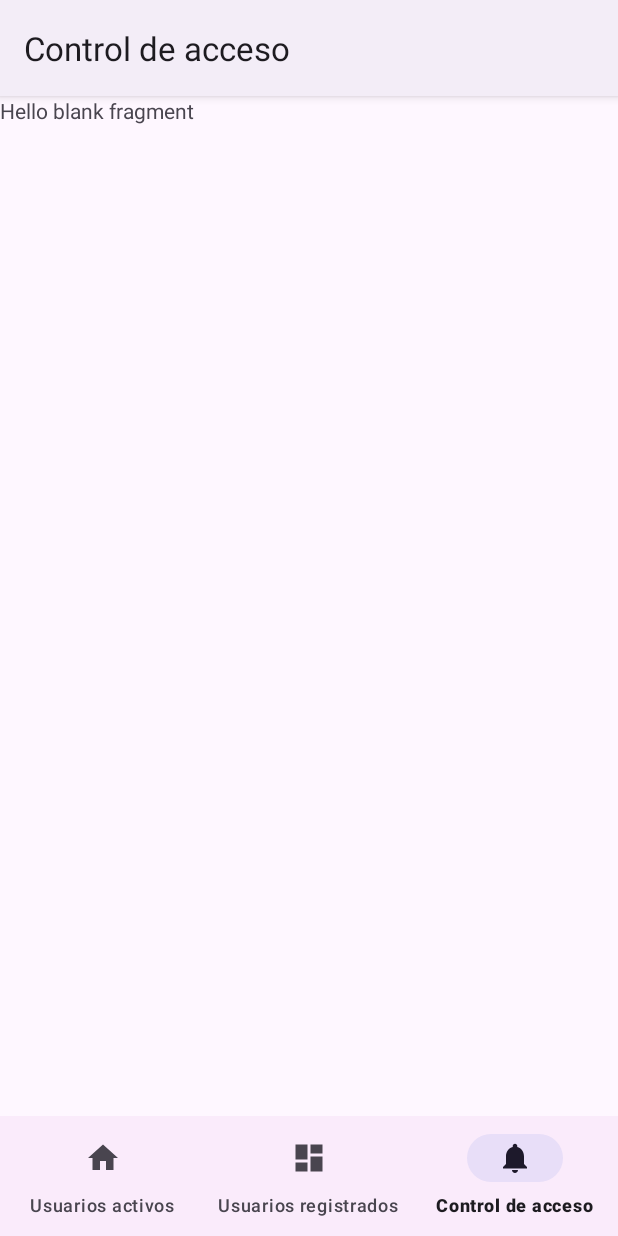
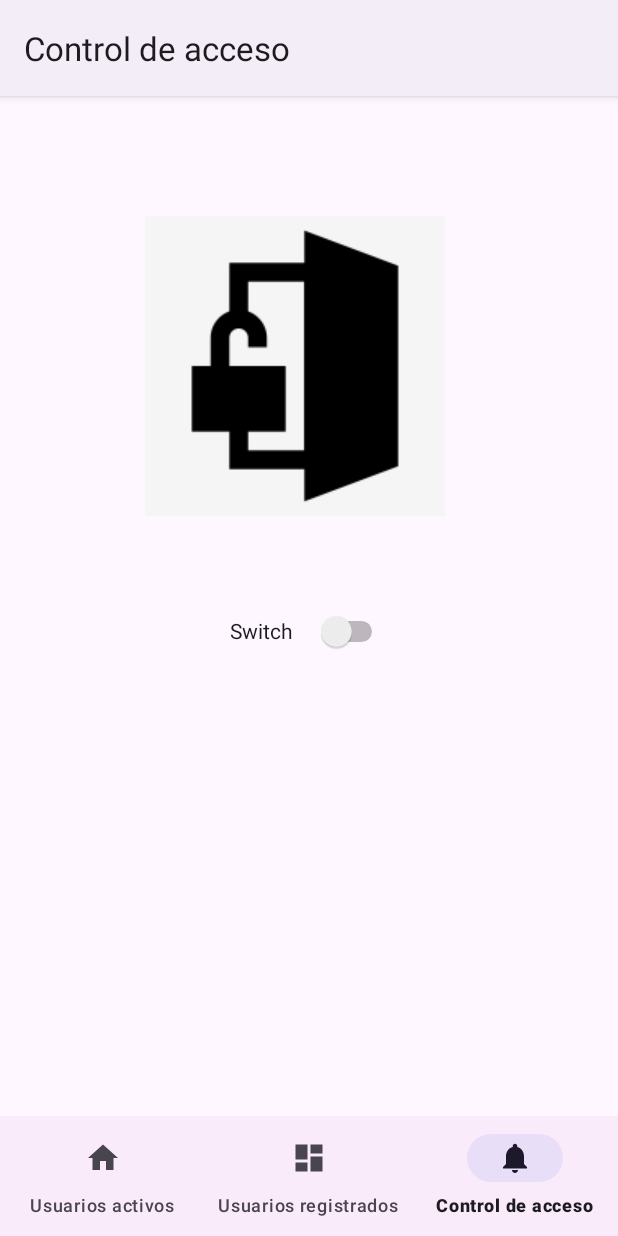
Before and after one commit to DiegoVR17/rfidIntegratedSystem, an Android app: the AddUserFragment screen opened through its navigation route, item 3 of the bottom bar chosen, on a phone screen of 412 x 824 dp. Run offline under Robolectric (Android 15) with nearby library versions, the phone set to English and light mode, and no system bars; our stand-ins replace Firebase (no records; nobody signed in at launch, a user with empty details on screens opened directly), Picasso, navigation-ui; 1 statement that could not run was skipped.

Commit message:
Commit with ActiveUser and RegisteredUser and Door Control...

```diff
--- /dev/null
+++ b/app/src/main/java/com/example/rfid_integrated_system_app/data/UserActiveRepository.kt
@@ -0,0 +1,32 @@
+package com.example.rfid_integrated_system_app.data
+
+import android.util.Log
+import com.google.firebase.FirebaseException
+import com.google.firebase.FirebaseNetworkException
+import com.google.firebase.firestore.FirebaseFirestoreException
+import com.google.firebase.firestore.QuerySnapshot
+import com.google.firebase.firestore.ktx.firestore
+import com.google.firebase.ktx.Firebase
+import kotlinx.coroutines.tasks.await
+
+class UserActiveRepository {
+
+    private var db = Firebase.firestore
+
+    suspend fun loadActiveUsers() : ResourceRemote<QuerySnapshot?> {
+        return try {
+            val result = db.collection("id_reader").get().await()
+            ResourceRemote.Success(data = result)
+        } catch (e: FirebaseFirestoreException){
+            Log.e("FirebaseAuthException",e.localizedMessage)
+            ResourceRemote.Error(message = e.localizedMessage)
+        } catch (e: FirebaseNetworkException){
+            Log.e("FirebaseNetworkException",e.localizedMessage)
+            ResourceRemote.Error(message = e.localizedMessage)
+        }
+        catch (e: FirebaseException){
+            Log.e("FirebaseException",e.localizedMessage)
+            ResourceRemote.Error(message = e.localizedMessage)
+        }
+    }
+}
--- a/app/src/main/java/com/example/rfid_integrated_system_app/data/UserAddRepository.kt
+++ b/app/src/main/java/com/example/rfid_integrated_system_app/data/UserAddRepository.kt
@@ -68,4 +68,20 @@ class UserAddRepository {
         }
     }
 
+    suspend fun loadReadID() : ResourceRemote<QuerySnapshot?> {
+        return try {
+            val result = db.collection("id_reader").get().await()
+            ResourceRemote.Success(data = result)
+        } catch (e: FirebaseFirestoreException){
+            Log.e("FirebaseAuthException",e.localizedMessage)
+            ResourceRemote.Error(message = e.localizedMessage)
+        } catch (e: FirebaseNetworkException){
+            Log.e("FirebaseNetworkException",e.localizedMessage)
+            ResourceRemote.Error(message = e.localizedMessage)
+        }
+        catch (e: FirebaseException){
+            Log.e("FirebaseException",e.localizedMessage)
+            ResourceRemote.Error(message = e.localizedMessage)
+        }
+    }
 }
--- /dev/null
+++ b/app/src/main/java/com/example/rfid_integrated_system_app/ui/active_user/ActiveUserAdapter.kt
@@ -0,0 +1,62 @@
+package com.example.rfid_integrated_system_app.ui.active_user
+
+import android.view.LayoutInflater
+import android.view.View
+import android.view.ViewGroup
+import androidx.recyclerview.widget.RecyclerView
+import com.example.rfid_integrated_system_app.R
+import com.example.rfid_integrated_system_app.data.model.UserActive
+import com.example.rfid_integrated_system_app.databinding.CardViewActiveUserBinding
+import com.squareup.picasso.Picasso
+
+class ActiveUserAdapter (
+
+    private val userActiveList: MutableList<UserActive?>,
+    private var onItemClicked: (UserActive?) -> Unit,
+    private var onItemLongClicked: (UserActive?) -> Unit,
+    ) : RecyclerView.Adapter<ActiveUserAdapter.ActiveUserViewHolder> (){
+        override fun onCreateViewHolder(
+            parent: ViewGroup,
+            viewType: Int
+        ): ActiveUserViewHolder {
+            val view = LayoutInflater.from(parent.context).inflate(R.layout.card_view_active_user,parent,false)
+            return ActiveUserViewHolder(view)
+        }
+
+        override fun onBindViewHolder(holder: ActiveUserViewHolder, position: Int) {
+            val userActive = userActiveList[position]
+            holder.bind(userActive)
+            holder.itemView.setOnClickListener {
+                onItemClicked(userActive)
+            }
+            holder.itemView.setOnLongClickListener {
+                onItemLongClicked(userActive)
+                true
+            }
+        }
+
+        override fun getItemCount(): Int = userActiveList.size
+
+        fun appendItems(newList: MutableList<UserActive?>){
+            userActiveList.clear()
+            userActiveList.addAll(newList)
+            notifyDataSetChanged()
+        }
+
+        class ActiveUserViewHolder(itemView: View) : RecyclerView.ViewHolder(itemView){
+            private val binding = CardViewActiveUserBinding.bind(itemView)
+
+            fun bind(userActive: UserActive?){
+                with(binding){
+                    textViewIDUser.text = userActive?.id
+                    textViewDate.text = userActive?.date
+                    if (userActive?.photo == null){
+                        ImageViewPhotoUser.setImageResource(R.drawable.user_registered_icon)
+                    }else{
+                        Picasso.get().load(userActive.photo).into(ImageViewPhotoUser)
+                    }
+
+                }
+            }
+        }
+}
--- a/app/src/main/java/com/example/rfid_integrated_system_app/ui/active_user/ActiveUserFragment.kt
+++ b/app/src/main/java/com/example/rfid_integrated_system_app/ui/active_user/ActiveUserFragment.kt
@@ -5,18 +5,67 @@ import androidx.fragment.app.Fragment
 import android.view.LayoutInflater
 import android.view.View
 import android.view.ViewGroup
-import com.example.rfid_integrated_system_app.R
+import androidx.constraintlayout.widget.ConstraintLayout
+import androidx.lifecycle.ViewModelProvider
+import androidx.recyclerview.widget.LinearLayoutManager
+import com.example.rfid_integrated_system_app.data.model.UserActive
+import com.example.rfid_integrated_system_app.databinding.FragmentActiveUserBinding
+import com.google.android.material.snackbar.Snackbar
 
 
 class ActiveUserFragment : Fragment() {
+
+
+    private lateinit var activeUserBinding: FragmentActiveUserBinding
+    private lateinit var activeUserViewModel: ActiveUserViewModel
+    private lateinit var userActiveAdapter: ActiveUserAdapter
+    private var userActiveList = mutableListOf<UserActive?>()
 
 
     override fun onCreateView(
         inflater: LayoutInflater, container: ViewGroup?,
         savedInstanceState: Bundle?
     ): View? {
-        // Inflate the layout for this fragment
-        return inflater.inflate(R.layout.fragment_active_user, container, false)
+
+        activeUserViewModel = ViewModelProvider(this)[ActiveUserViewModel::class.java]
+        activeUserBinding = FragmentActiveUserBinding.inflate(inflater, container, false)
+
+        activeUserViewModel.loadActiveUsers()
+
+        activeUserViewModel.errorMsg.observe(viewLifecycleOwner){msg ->
+            error_msg(msg,activeUserBinding.root)
+        }
+
+
+        activeUserViewModel.userActiveList.observe(viewLifecycleOwner){userActiveList ->
+
+            userActiveAdapter.appendItems(userActiveList)
+
+        }
+
+        userActiveAdapter = ActiveUserAdapter(userActiveList, onItemClicked = { onActiveUserItemClicked(it)},
+            onItemLongClicked = { onActiveUserLongItemClicked(it)})
+
+        activeUserBinding.RecyclerViewUserActive.apply {
+            layoutManager = LinearLayoutManager(this@ActiveUserFragment.requireContext())
+            adapter = userActiveAdapter
+            setHasFixedSize(false)
+        }
+        return  activeUserBinding.root
+
     }
 
+    private fun onActiveUserLongItemClicked(userRegistered: UserActive?) {
+        //activeUserViewModel.delete(userRegistered)
+    }
+
+    private fun onActiveUserItemClicked(userRegistered: com.example.rfid_integrated_system_app.data.model.UserActive ?) {
+
+    }
+
+    private fun error_msg(errorMsg: String?, view: ConstraintLayout) {
+        Snackbar.make(view, errorMsg.toString(), Snackbar.LENGTH_INDEFINITE)
+            .setAction("Continuar"){}
+            .show()
+    }
 }
--- /dev/null
+++ b/app/src/main/java/com/example/rfid_integrated_system_app/ui/active_user/ActiveUserViewModel.kt
@@ -0,0 +1,51 @@
+package com.example.rfid_integrated_system_app.ui.active_user
+
+import androidx.lifecycle.LiveData
+import androidx.lifecycle.MutableLiveData
+import androidx.lifecycle.ViewModel
+import androidx.lifecycle.viewModelScope
+import com.example.rfid_integrated_system_app.data.ResourceRemote
+import com.example.rfid_integrated_system_app.data.UserActiveRepository
+import com.example.rfid_integrated_system_app.data.model.UserActive
+import com.google.firebase.firestore.ktx.toObject
+import kotlinx.coroutines.launch
+
+class ActiveUserViewModel: ViewModel()  {
+
+    val userActiveRepository = UserActiveRepository()
+    private var userActiveListLocal = mutableListOf<UserActive?>()
+
+    val _errorMsg: MutableLiveData<String?> = MutableLiveData()
+    val errorMsg: LiveData<String?> = _errorMsg
+
+    private val _userActiveList: MutableLiveData<MutableList<UserActive?>> = MutableLiveData()
+    val userActiveList : LiveData<MutableList<UserActive?>> = _userActiveList
+
+    fun loadActiveUsers() {
+        userActiveListLocal.clear()
+        viewModelScope.launch {
+            val result = userActiveRepository.loadActiveUsers()
+            result.let { resourceRemote ->
+                when(resourceRemote){
+
+                    is ResourceRemote.Success -> {
+                        result.data?.documents?.forEach{ document ->
+                            val userActive = document.toObject<UserActive>()
+                            userActiveListLocal.add(userActive)
+                        }
+
+                        _userActiveList.postValue(userActiveListLocal)
+                    }
+                    is ResourceRemote.Error -> {
+                        val msg = result.message
+                        _errorMsg.postValue(msg)
+
+                    }
+                    else ->{
+                        //don´t use
+                    }
+                }
+            }
+        }
+    }
+}
--- a/app/src/main/java/com/example/rfid_integrated_system_app/ui/add_user/AddUserFragment.kt
+++ b/app/src/main/java/com/example/rfid_integrated_system_app/ui/add_user/AddUserFragment.kt
@@ -24,6 +24,12 @@ class AddUserFragment : Fragment() {
         addUserBinding = FragmentAddUserBinding.inflate(inflater,container,false)
         addUserviewModel = ViewModelProvider(this)[AddUserViewModel::class.java]
 
+        val idObserver = Observer<String>{id ->
+            addUserBinding.editTextID.setText(id)
+        }
+
+        addUserviewModel.id.observe(viewLifecycleOwner,idObserver)
+
 
         addUserviewModel.errorMsg.observe(viewLifecycleOwner){msg->
             error_msg(msg,addUserBinding.root)
@@ -33,6 +39,7 @@ class AddUserFragment : Fragment() {
             succes_msg(msg,addUserBinding.root)
         }
 
+        addUserviewModel.loadID()
 
         with(addUserBinding){
             buttonAddUser.setOnClickListener {
--- a/app/src/main/java/com/example/rfid_integrated_system_app/ui/add_user/AddUserViewModel.kt
+++ b/app/src/main/java/com/example/rfid_integrated_system_app/ui/add_user/AddUserViewModel.kt
@@ -20,6 +20,33 @@ class AddUserViewModel : ViewModel() {
 
     val banAddUser : MutableLiveData<Boolean> by lazy {
         MutableLiveData<Boolean>()
+    }
+
+    val id : MutableLiveData<String> by lazy {
+        MutableLiveData<String>()
+    }
+
+    fun loadID(){
+        viewModelScope.launch {
+            var result = userAddRepository.loadReadID()
+            result.let { resourceRemote ->
+                when(resourceRemote){
+                    is ResourceRemote.Success -> {
+                        id.postValue(result.data?.documents?.get(0)?.id)
+                    }
+                    is ResourceRemote.Error -> {
+                        var msg = result.message
+                        when(msg){
+                           "error" -> msg = "Error"
+                        }
+                        _errorMsg.postValue(msg)
+                    }
+                    else ->{
+
+                    }
+                }
+            }
+        }
     }
     fun validateAddUserData(firstName: String, lastName: String, id: String, positionRole: String) {
         if (firstName.isEmpty() && lastName.isEmpty()){
@@ -50,4 +77,5 @@ class AddUserViewModel : ViewModel() {
             }
         }
     }
+
 }
--- a/app/src/main/res/layout/fragment_door_control.xml
+++ b/app/src/main/res/layout/fragment_door_control.xml
@@ -1,14 +1,34 @@
 <?xml version="1.0" encoding="utf-8"?>
-<FrameLayout xmlns:android="http://schemas.android.com/apk/res/android"
+<androidx.constraintlayout.widget.ConstraintLayout xmlns:android="http://schemas.android.com/apk/res/android"
+    xmlns:app="http://schemas.android.com/apk/res-auto"
     xmlns:tools="http://schemas.android.com/tools"
     android:layout_width="match_parent"
     android:layout_height="match_parent"
     tools:context=".ui.door_control.DoorControlFragment">
 
-    <!-- TODO: Update blank fragment layout -->
-    <TextView
-        android:layout_width="match_parent"
-        android:layout_height="match_parent"
-        android:text="@string/hello_blank_fragment" />
 
-</FrameLayout>
+    <ImageView
+        android:id="@+id/imageView2"
+        android:layout_width="wrap_content"
+        android:layout_height="wrap_content"
+        android:layout_marginStart="96dp"
+        android:layout_marginTop="80dp"
+        android:layout_marginEnd="115dp"
+        android:src="@drawable/lock_unlock"
+        app:layout_constraintEnd_toEndOf="parent"
+        app:layout_constraintStart_toStartOf="parent"
+        app:layout_constraintTop_toTopOf="parent"
+        android:background="@color/whitesmoke"/>
+
+    <Switch
+        android:id="@+id/switch1"
+        android:layout_width="105dp"
+        android:layout_height="45dp"
+        android:layout_marginStart="164dp"
+        android:layout_marginTop="54dp"
+        android:layout_marginEnd="164dp"
+        android:text="Switch"
+        app:layout_constraintEnd_toEndOf="parent"
+        app:layout_constraintStart_toStartOf="parent"
+        app:layout_constraintTop_toBottomOf="@+id/imageView2" />
+</androidx.constraintlayout.widget.ConstraintLayout>
--- a/app/src/main/res/layout/fragment_registered_user.xml
+++ b/app/src/main/res/layout/fragment_registered_user.xml
@@ -10,8 +10,8 @@
         android:id="@+id/fab_add_user"
         android:layout_width="wrap_content"
         android:layout_height="wrap_content"
-        android:layout_marginEnd="20dp"
-        android:layout_marginBottom="40dp"
+        android:layout_marginEnd="10dp"
+        android:layout_marginBottom="10dp"
         android:src="@drawable/add_user_button"
         app:layout_constraintBottom_toBottomOf="parent"
         app:layout_constraintEnd_toEndOf="parent" />
--- a/app/src/main/res/values/strings.xml
+++ b/app/src/main/res/values/strings.xml
@@ -30,4 +30,5 @@
     <string name="add_user">añadir</string>
     <string name="buttonAddUser">Añadir usuario</string>
     <string name="helper_text">*Campo Obligatorio</string>
+    <string name="date">Fecha</string>
 </resources>
```
Also changed, not shown: app/src/main/java/com/example/rfid_integrated_system_app/data/model/UserActive.kt (added, +8 -0 lines), app/src/main/res/layout/card_view_active_user.xml (added, +63 -0 lines), app/src/main/res/layout/fragment_active_user.xml (+13 -8 lines), app/src/main/res/drawable/img.png (added), app/src/main/res/drawable/img_1.png (added), app/src/main/res/drawable/img_2.png (added), app/src/main/res/drawable/lock_unlock.png (added).
